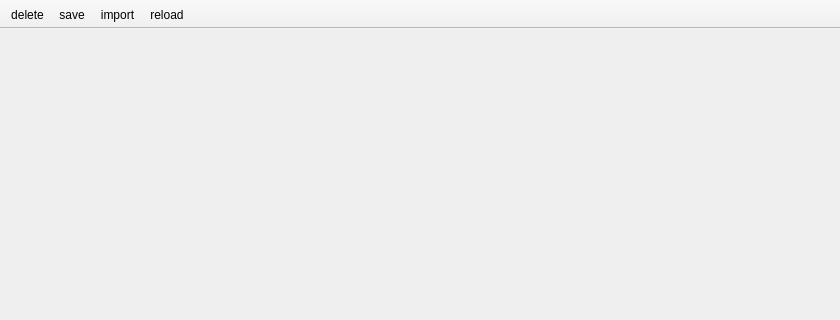
This is poitagger/ui/flightmain.ui in dlr-eoc/poitagger as Qt 5 draws it before an edit; both pictures show x 0 to 840 and y 0 to 320 of the 840 by 624 pixel window. The edited form follows.
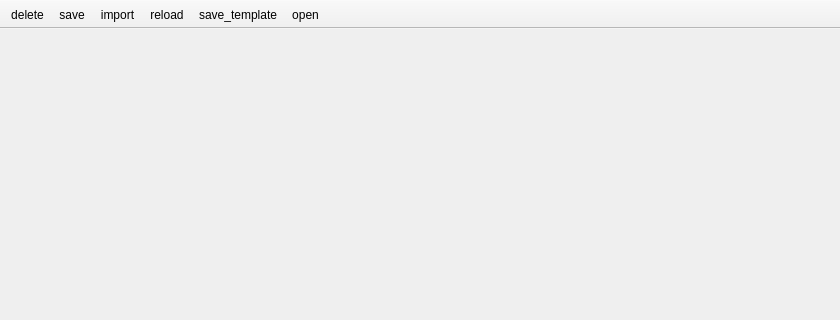
This is the edited form. Icons and pictures are not drawn.

What changed in the file:
```diff
--- a/poitagger/ui/flightmain.ui
+++ b/poitagger/ui/flightmain.ui
@@ -49,6 +49,8 @@
    <addaction name="actionsave"/>
    <addaction name="actionimport"/>
    <addaction name="actionreload"/>
+   <addaction name="actionsave_template"/>
+   <addaction name="actionopen"/>
   </widget>
   <action name="actiondelete">
    <property name="icon">
@@ -92,6 +94,20 @@
     <string>reload</string>
    </property>
   </action>
+  <action name="actionsave_template">
+   <property name="icon">
+    <iconset>
+     <normaloff>icons/drone-save.png</normaloff>icons/drone-save.png</iconset>
+   </property>
+   <property name="text">
+    <string>save_template</string>
+   </property>
+  </action>
+  <action name="actionopen">
+   <property name="text">
+    <string>open</string>
+   </property>
+  </action>
  </widget>
  <resources/>
  <connections/>
```
